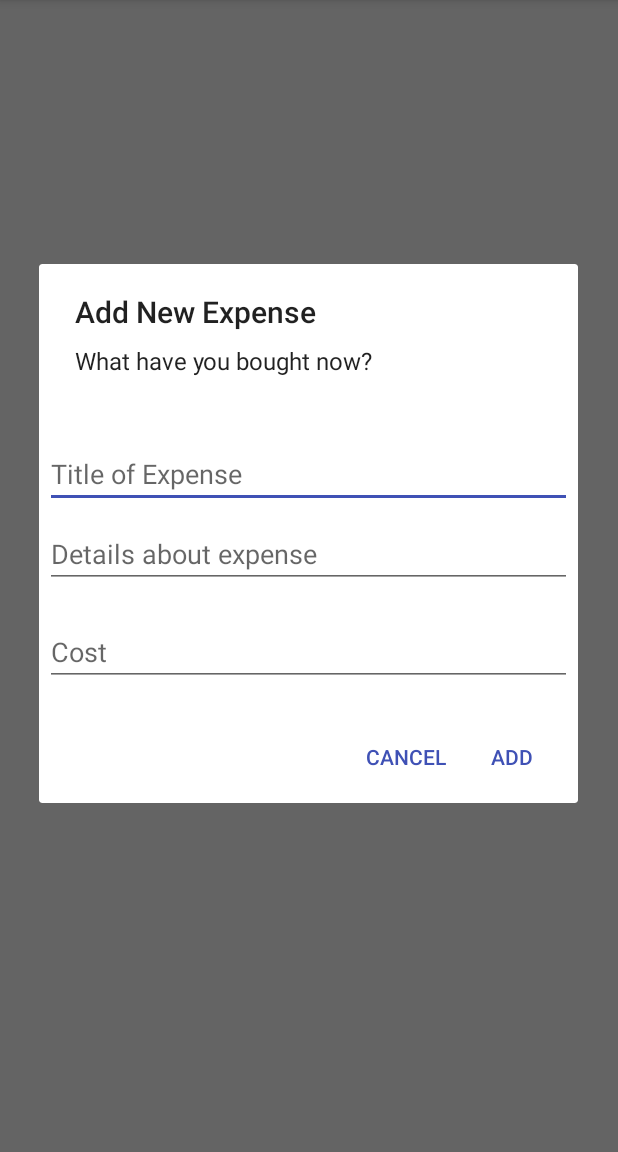
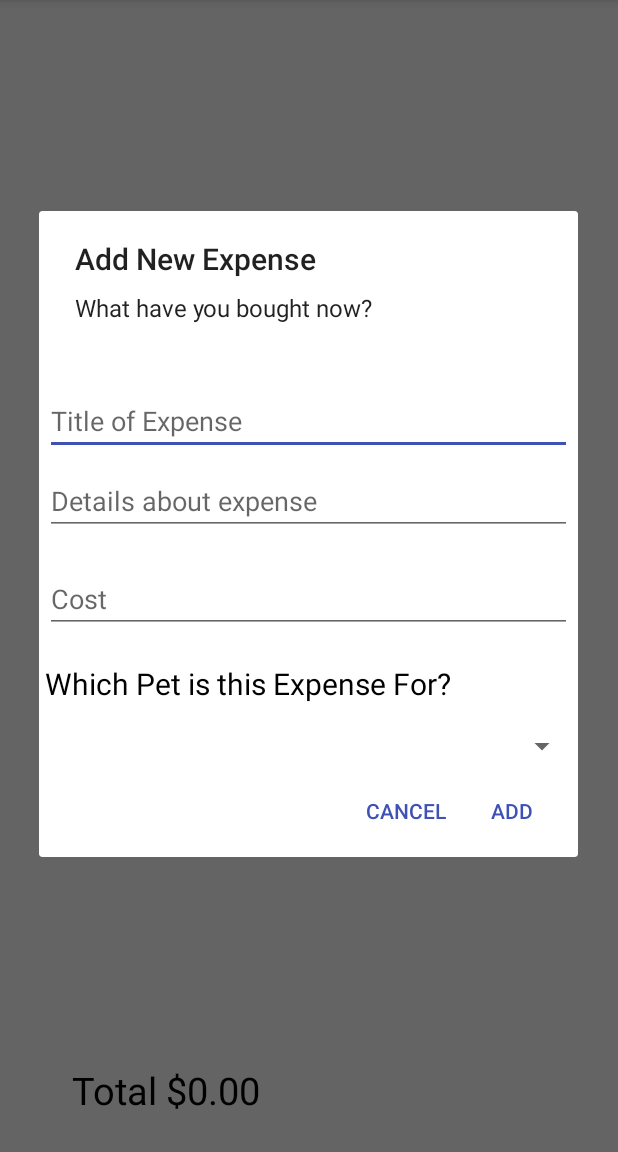
Before and after one commit to will1467/PetManagerApplication, an Android app: the ExpensesActivity screen opened directly, with no data from a screen before it, after a tap on "Add New Expense", on a phone screen of 412 x 824 dp, the part 84-1236 px from its top. Run offline under Robolectric (Android 15) with nearby library versions, the phone set to English and light mode, and no system bars.

Commit message:
UI changes to expenses and add pet

```diff
--- a/app/src/main/java/com/example/williamrussa3/petmanagerapplication/DBHelper.java
+++ b/app/src/main/java/com/example/williamrussa3/petmanagerapplication/DBHelper.java
@@ -22,6 +22,7 @@ public class DBHelper extends SQLiteOpenHelper {
     public static final String DB_TABLE="Log";
     public static final String DB_COLUMN_NAME = "ExpenseName";
     public static final String DB_COLUMN_DETAIL = "ExpenseDetail";
+    public static final String DB_COLUMN_PETNAME = "PetName";
     public static final String DB_COLUMN_COST = "ExpenseCost";
 
     /**
@@ -33,7 +34,7 @@ public class DBHelper extends SQLiteOpenHelper {
     @Override
     public void onCreate(SQLiteDatabase db) {
         String query =
-                String.format("CREATE TABLE %s (ID INTEGER PRIMARY KEY AUTOINCREMENT,%s TEXT NOT NULL,%s TEXT NOT NULL,%s TEXT NOT NULL);",DB_TABLE,DB_COLUMN_NAME,DB_COLUMN_DETAIL,DB_COLUMN_COST);
+                String.format("CREATE TABLE %s (ID INTEGER PRIMARY KEY AUTOINCREMENT,%s TEXT NOT NULL,%s TEXT NOT NULL,%s TEXT NOT NULL, %s TEXT NOT NULL);",DB_TABLE,DB_COLUMN_NAME,DB_COLUMN_DETAIL,DB_COLUMN_COST, DB_COLUMN_PETNAME);
         db.execSQL(query);
     }
 
@@ -53,12 +54,13 @@ public class DBHelper extends SQLiteOpenHelper {
         onCreate(db);
     }
 
-    public void insertNewExpense(String title, String detail, double cost){
+    public void insertNewExpense(String title, String detail, double cost, String petName){
         SQLiteDatabase db = this.getWritableDatabase();
         ContentValues values = new ContentValues();
         values.put(DB_COLUMN_NAME, title);
         values.put(DB_COLUMN_DETAIL, detail);
         values.put(DB_COLUMN_COST, cost);
+        values.put(DB_COLUMN_PETNAME,petName);
         db.insertWithOnConflict(DB_TABLE,null,values,SQLiteDatabase.CONFLICT_REPLACE);
         db.close();
     }
@@ -69,35 +71,56 @@ public class DBHelper extends SQLiteOpenHelper {
     public void deleteExpense(String exp){
         SQLiteDatabase db = this.getWritableDatabase();
 
-        String expenseEntry[] = exp.split("\n", 3); // [0] = Title | [1] = Detail | [2] = Cost
+        String expenseEntry[] = exp.split("\n", 4); // [0] = Title | [1] = Detail | [2] = Cost [3] = Pet Name
+        Log.e("Mssg",expenseEntry[0] + expenseEntry[1]+ expenseEntry[2] +expenseEntry[3]);
 
-        db.delete(DB_TABLE, DB_COLUMN_NAME + "=? AND " + DB_COLUMN_DETAIL + "=? AND " + DB_COLUMN_COST + "=?",
-                new String[]{expenseEntry[0], expenseEntry[1], expenseEntry[2]});
+        db.delete(DB_TABLE, DB_COLUMN_NAME + "=? AND " + DB_COLUMN_DETAIL + "=? AND " + DB_COLUMN_COST + "=? AND " + DB_COLUMN_PETNAME + "=?",
+            new String[]{expenseEntry[0], expenseEntry[1], expenseEntry[2], expenseEntry[3]});
         db.close();
-    }
+}
 
     // Query the DB to get the details and build an expense which is added to an ArrayList
     // Get the detail from the
     public ArrayList<String> getTaskList(){
         ArrayList<String> taskList = new ArrayList<>();
         SQLiteDatabase db = this.getReadableDatabase();
-        Cursor cursor1 = db.query(DB_TABLE,new String[]{DB_COLUMN_NAME},null,null,null,null,null);
-        Cursor cursor2 = db.query(DB_TABLE,new String[]{DB_COLUMN_DETAIL},null,null,null,null,null);
-        Cursor cursor3 = db.query(DB_TABLE,new String[]{DB_COLUMN_COST},null,null,null,null,null);
-        while(cursor1.moveToNext()){
-            cursor2.moveToNext();
-            cursor3.moveToNext();
-            int index1 = cursor1.getColumnIndex(DB_COLUMN_NAME);
-            int index2 = cursor2.getColumnIndex(DB_COLUMN_DETAIL);
-            int index3 = cursor3.getColumnIndex(DB_COLUMN_COST);
-            String s = cursor1.getString(index1) + '\n' + cursor2.getString(index2) + '\n' + cursor3.getString(index3);
-            //Log.i(TAG, s);
+        Cursor cursorName = db.query(DB_TABLE,new String[]{DB_COLUMN_NAME},null,null,null,null,null);
+        Cursor cursorDetails = db.query(DB_TABLE,new String[]{DB_COLUMN_DETAIL},null,null,null,null,null);
+        Cursor cursorCost = db.query(DB_TABLE,new String[]{DB_COLUMN_COST},null,null,null,null,null);
+        Cursor cursorPetName = db.query(DB_TABLE,new String[]{DB_COLUMN_PETNAME},null,null,null,null,null);
+        while(cursorName.moveToNext()){
+            cursorDetails.moveToNext();
+            cursorCost.moveToNext();
+            cursorPetName.moveToNext();
+            int indexName = cursorName.getColumnIndex(DB_COLUMN_NAME);
+            int indexDetails = cursorDetails.getColumnIndex(DB_COLUMN_DETAIL);
+            int indexCost = cursorCost.getColumnIndex(DB_COLUMN_COST);
+            int indexPetName = cursorPetName.getColumnIndex(DB_COLUMN_PETNAME);
+            String s = cursorName.getString(indexName) + '\n' + cursorDetails.getString(indexDetails) + '\n' +
+                    cursorCost.getString(indexCost) + "\n" + cursorPetName.getString(indexPetName);
             taskList.add(s);
         }
-        cursor1.close();
-        cursor2.close();
-        cursor3.close();
+        cursorName.close();
+        cursorDetails.close();
+        cursorCost.close();
+        cursorPetName.close();
         db.close();
         return taskList;
     }
+
+    public ArrayList<Double> getExpenseCost() {
+        ArrayList<Double> costList = new ArrayList<>();
+        SQLiteDatabase db = this.getReadableDatabase();
+        Cursor cursor = db.query(DB_TABLE, new String[]{DB_COLUMN_COST}, null, null, null, null, null);
+
+        while (cursor.moveToNext()) {
+            int index = cursor.getColumnIndex(DB_COLUMN_COST);
+            Double cost = cursor.getDouble(index);
+            costList.add(cost);
+        }
+        cursor.close();
+        db.close();
+        return costList;
+    }
+
 }
--- a/app/src/main/java/com/example/williamrussa3/petmanagerapplication/ExpensesActivity.java
+++ b/app/src/main/java/com/example/williamrussa3/petmanagerapplication/ExpensesActivity.java
@@ -9,9 +9,11 @@ import android.view.LayoutInflater;
 import android.view.Menu;
 import android.view.MenuItem;
 import android.view.View;
+import android.widget.AdapterView;
 import android.widget.ArrayAdapter;
 import android.widget.EditText;
 import android.widget.ListView;
+import android.widget.Spinner;
 import android.widget.TextView;
 
 import java.util.ArrayList;
@@ -23,23 +25,19 @@ public class ExpensesActivity extends AppCompatActivity {
     ArrayAdapter<String> itemsAdapter;
     ListView expListView;
     ArrayList<String> PetNames = new ArrayList<String>();
+
     @Override
     protected void onCreate(Bundle savedInstanceState) {
         super.onCreate(savedInstanceState);
         setContentView(R.layout.activity_expenses);
 
-        /*for(int i =0; i <MainActivity.PetList.size(); i++){
-            Pet pet = MainActivity.PetList.get(i);
-            PetNames.add(pet.GetName());
-        }*/
+        for(int i =0; i <MainActivity.PetList.size(); i++){
+            PetNames.add(MainActivity.PetList.get(i).GetName());
+        }
 
         dbHelper = new DBHelper(this);
         expListView = (ListView)findViewById(R.id.expenseList);
 
-
-        //Log.i("NAMES", PetNames.get(0));
-        //Log.i("NAMES", PetNames.get(1));
-        //Log.i("NAMES", PetNames.get(2));
         loadExpenseList();
     }
 
@@ -56,6 +54,15 @@ public class ExpensesActivity extends AppCompatActivity {
             itemsAdapter.addAll(expList);
             itemsAdapter.notifyDataSetChanged(); // Notify that data has changed and update views
         }
+
+        ArrayList<Double> expCost = dbHelper.getExpenseCost();
+        Double total = 0.0;
+        for (Double cost : expCost) {
+            total += cost;
+        }
+
+        TextView totalCost = (TextView) findViewById(R.id.total_expenses);
+        totalCost.setText("Total" + " $" + String.format("%.2f",total));
     }
 
     // Inflate the menu that is used to add expenses to the list
@@ -76,6 +83,25 @@ public class ExpensesActivity extends AppCompatActivity {
                 final EditText expTitle = (EditText) inflatedView.findViewById(R.id.expense);
                 final EditText expDetails = (EditText) inflatedView.findViewById(R.id.detail);
                 final EditText expCost = (EditText) inflatedView.findViewById(R.id.cost);
+
+                final Spinner spinner = (Spinner) inflatedView.findViewById(R.id.spinner);
+                spinner.setOnItemSelectedListener(new AdapterView.OnItemSelectedListener() {
+                    @Override
+                    public void onItemSelected(AdapterView<?> parent, View view, int position, long id) {
+
+                    }
+
+                    @Override
+                    public void onNothingSelected(AdapterView<?> parent) {
+
+                    }
+                });
+                ArrayAdapter<String> adapter = new ArrayAdapter<String>(ExpensesActivity.this,android.R.layout.simple_spinner_item,PetNames);
+                adapter.setDropDownViewResource(android.R.layout.simple_spinner_dropdown_item);
+                spinner.setAdapter(adapter);
+
+
+
                 AlertDialog dialog = new AlertDialog.Builder(this)
                         .setTitle("Add New Expense")
                         .setMessage("What have you bought now?")
@@ -86,7 +112,8 @@ public class ExpensesActivity extends AppCompatActivity {
                                 String title = String.valueOf(expTitle.getText());
                                 String detail = String.valueOf(expDetails.getText());
                                 Double cost = Double.parseDouble(expCost.getText().toString());
-                                dbHelper.insertNewExpense(title, detail, cost);
+                                String petName  = spinner.getSelectedItem().toString();
+                                dbHelper.insertNewExpense(title, detail, cost,petName);
                                 loadExpenseList();
                             }
                         })
--- a/app/src/main/res/layout/activity_expenses.xml
+++ b/app/src/main/res/layout/activity_expenses.xml
@@ -1,17 +1,45 @@
 <?xml version="1.0" encoding="utf-8"?>
-<RelativeLayout xmlns:android="http://schemas.android.com/apk/res/android"
+
+    <android.support.constraint.ConstraintLayout xmlns:android="http://schemas.android.com/apk/res/android"
+        xmlns:app="http://schemas.android.com/apk/res-auto"
         xmlns:tools="http://schemas.android.com/tools"
-    android:id="@+id/activity_main"
         android:layout_width="match_parent"
         android:layout_height="match_parent"
         android:paddingBottom="16dp"
         android:paddingLeft="16dp"
         android:paddingRight="16dp"
         android:paddingTop="16dp"
-    tools:context="com.example.williamrussa3.petmanagerapplication.ExpensesActivity">
+        tools:context="com.example.williamrussa3.petmanagerapplication.MainActivity">
 
     <ListView
         android:id="@+id/expenseList"
+        android:layout_width="0dp"
+        android:layout_height="0dp"
+        tools:layout_constraintTop_creator="1"
+        tools:layout_constraintRight_creator="1"
+        tools:layout_constraintBottom_creator="1"
+        app:layout_constraintBottom_toTopOf="@+id/total_expenses"
+        android:layout_marginStart="2dp"
+        android:layout_marginEnd="2dp"
+        app:layout_constraintRight_toRightOf="parent"
+        android:layout_marginTop="16dp"
+        tools:layout_constraintLeft_creator="1"
+        android:layout_marginBottom="16dp"
+        app:layout_constraintLeft_toLeftOf="parent"
+        app:layout_constraintTop_toTopOf="parent" />
+
+    <TextView
+        android:id="@+id/total_expenses"
         android:layout_width="wrap_content"
-        android:layout_height="wrap_content" />
-</RelativeLayout>
+        android:layout_height="wrap_content"
+        android:text="Total:"
+        android:textColor="@android:color/black"
+        android:textSize="25sp"
+        tools:layout_constraintBottom_creator="1"
+        android:layout_marginStart="32dp"
+        app:layout_constraintBottom_toBottomOf="parent"
+        tools:layout_constraintLeft_creator="1"
+        android:layout_marginBottom="8dp"
+        app:layout_constraintLeft_toLeftOf="parent" />
+
+</android.support.constraint.ConstraintLayout>
--- a/app/src/main/res/layout/add_expense.xml
+++ b/app/src/main/res/layout/add_expense.xml
@@ -32,4 +32,23 @@
         android:layout_marginBottom="16dp"
         android:inputType="numberDecimal"
         android:hint="Cost"/>
+
+    <TextView
+        android:id="@+id/pet_label"
+        android:layout_width="match_parent"
+        android:layout_height="wrap_content"
+        android:layout_marginTop="4dp"
+        android:layout_marginLeft="4dp"
+        android:layout_marginRight="4dp"
+        android:layout_marginBottom="16dp"
+        android:text="Which Pet is this Expense For?"
+        android:textColor="@android:color/black"
+        android:textSize="20sp"
+        />
+
+
+    <Spinner
+        android:id="@+id/spinner"
+        android:layout_width="match_parent"
+        android:layout_height="wrap_content" />
 </LinearLayout>
```
Also changed, not shown: app/src/main/java/com/example/williamrussa3/petmanagerapplication/MainActivity.java (+13 -1 lines), app/src/main/java/com/example/williamrussa3/petmanagerapplication/Pet.java (+7 -1 lines), app/src/main/java/com/example/williamrussa3/petmanagerapplication/PetActivity.java (+9 -1 lines), app/src/main/res/layout/add_pet_layout.xml (+23 -3 lines). Lines whose indentation alone changed are shown as unchanged.
